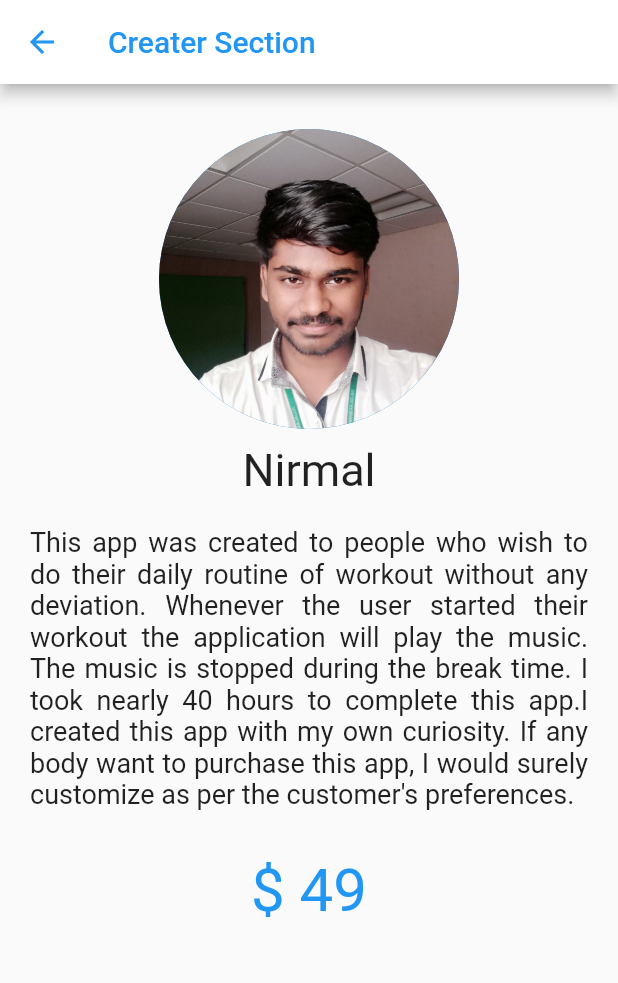
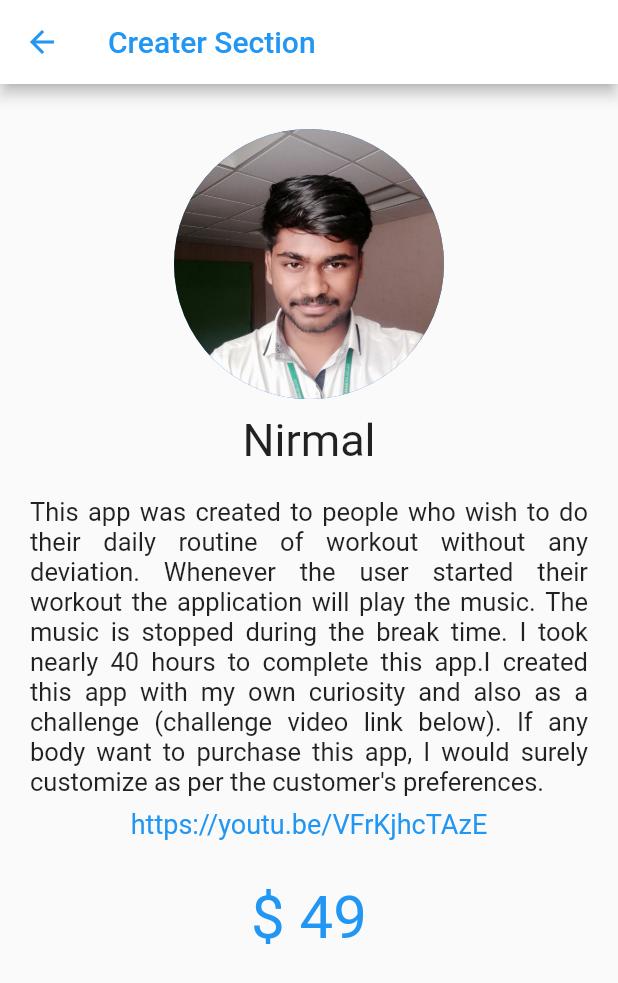
Before and after one commit to nirmalraj2000/Flutter-Exercise-App, a Flutter app: the CreaterPage screen opened directly, on a phone screen of 412 x 824 dp. Shown: the top 983 px of the screen. Run offline on Flutter 3.47's test engine with Material 2 defaults, Android fonts, the phone set to English and light mode, and no system bars; our stand-ins replace audioplayers.

```diff
--- a/lib/Screens/CreaterSection.dart
+++ b/lib/Screens/CreaterSection.dart
@@ -1,4 +1,5 @@
 import 'package:flutter/material.dart';
+import 'package:url_launcher/url_launcher.dart';
 
 class CreaterPage extends StatefulWidget {
   @override
@@ -6,6 +7,8 @@ class CreaterPage extends StatefulWidget {
 }
 
 class _CreaterPageState extends State<CreaterPage> {
+  final String url = "https://youtu.be/VFrKjhcTAzE";
+
   @override
   Widget build(BuildContext context) {
     return SafeArea(
@@ -24,8 +27,8 @@ class _CreaterPageState extends State<CreaterPage> {
                 Padding(
                   padding: EdgeInsets.only(top: 30, bottom: 10),
                   child: Container(
-                    height: 200,
-                    width: 200,
+                    height: 180,
+                    width: 180,
                     child: CircleAvatar(
                       backgroundImage: AssetImage("Images/createrImage.jpg"),
                     ),
@@ -41,16 +44,33 @@ class _CreaterPageState extends State<CreaterPage> {
                     "This app was created to people who wish to do their daily routine of workout without any deviation." +
                         " Whenever the user started their workout the application will play the music. The music is stopped during the break time. " +
                         "I took nearly 40 hours to complete this app." +
-                        "I created this app with my own curiosity. " +
+                        "I created this app with my own curiosity and also as a challenge (challenge video link below). " +
                         "If any body want to purchase this app, I would surely customize as per the customer's preferences.",
-                    style: TextStyle(fontSize: 18),
+                    style: TextStyle(fontSize: 17),
                     textAlign: TextAlign.justify,
                   ),
                 ),
-                Padding(padding: EdgeInsets.only(top: 30),
-
-                child: Text(r"$ 49",style: TextStyle(fontSize: 40,color: Colors.blue),)
-                )
+                Padding(
+                  padding: const EdgeInsets.all(8.0),
+                  child: GestureDetector(
+                    onTap: () async {
+                      if (await canLaunch(url)) {
+                        launch(url);
+                      }
+                    },
+                    child: Text(
+                      url,
+                      style: TextStyle(fontSize: 18,color:Colors.blue),
+                      textAlign: TextAlign.center,
+                    ),
+                  ),
+                ),
+                Padding(
+                    padding: EdgeInsets.only(top: 20),
+                    child: Text(
+                      r"$ 49",
+                      style: TextStyle(fontSize: 40, color: Colors.blue),
+                    ))
               ],
             ),
           )),
```
Also changed, not shown: pubspec.yaml (+7 -1 lines), Images/logoapp.png (added), pubspec.lock, 28 other files.
